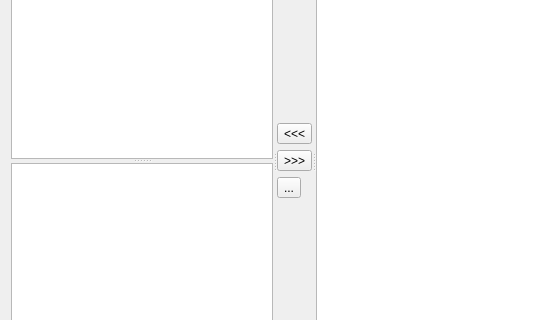
Before: the Qt Designer form src/tiled/BuildingEditor/buildingtilesdialog.ui in timbaker/tiled, drawn with Qt 5; both pictures show x 0 to 534 and y 113 to 433 of the 850 by 575 pixel window.
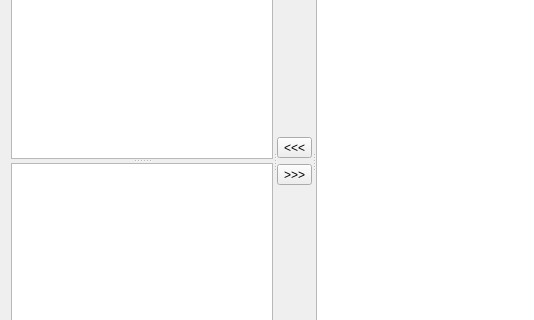
After: the same form once the commit is applied. Icons and pictures are not drawn. Custom widgets are drawn as their Qt base class.

What changed in the file:
```diff
--- a/src/tiled/BuildingEditor/buildingtilesdialog.ui
+++ b/src/tiled/BuildingEditor/buildingtilesdialog.ui
@@ -112,20 +112,6 @@
          </property>
         </widget>
        </item>
-       <item>
-        <widget class="QToolButton" name="clearTiles">
-         <property name="toolTip">
-          <string>Clear tiles assigned to selected furniture</string>
-         </property>
-         <property name="text">
-          <string>...</string>
-         </property>
-         <property name="icon">
-          <iconset resource="../tiled.qrc">
-           <normaloff>:/images/16x16/edit-clear.png</normaloff>:/images/16x16/edit-clear.png</iconset>
-         </property>
-        </widget>
-       </item>
        <item>
         <spacer name="verticalSpacer_2">
          <property name="orientation">
```
Left out of the diff: 65 changed lines with no effect on the pictures.
